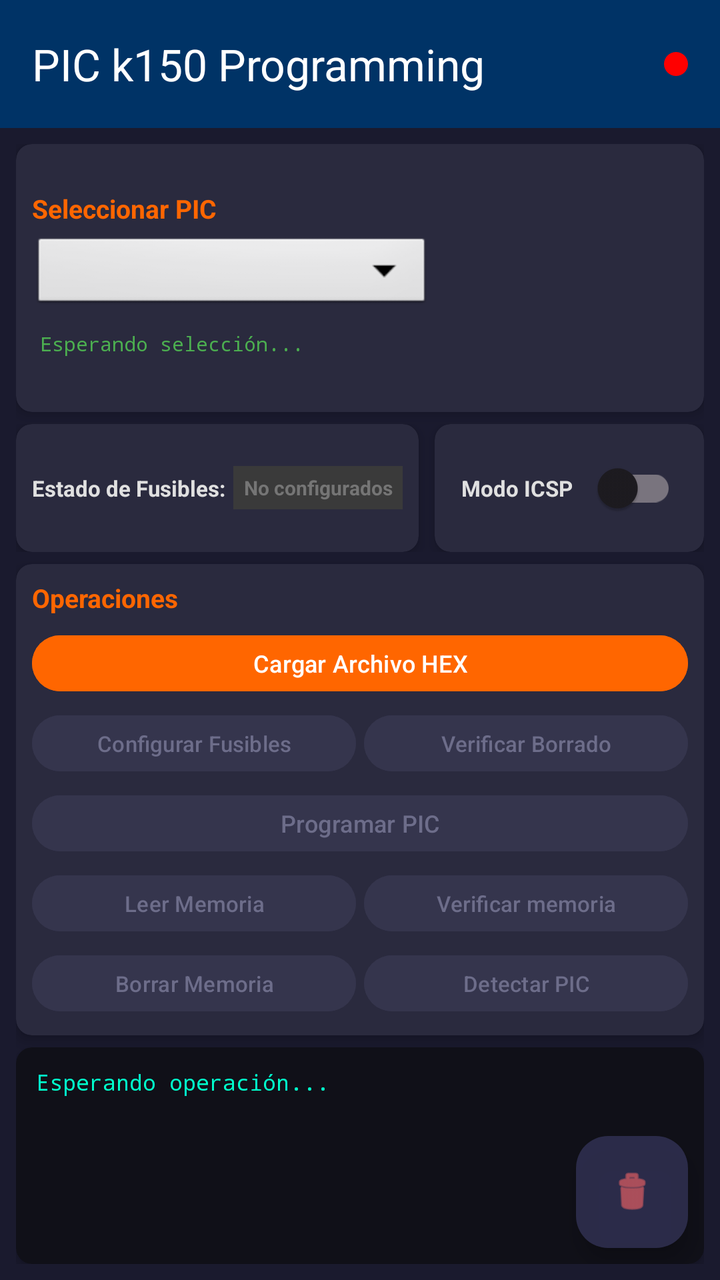
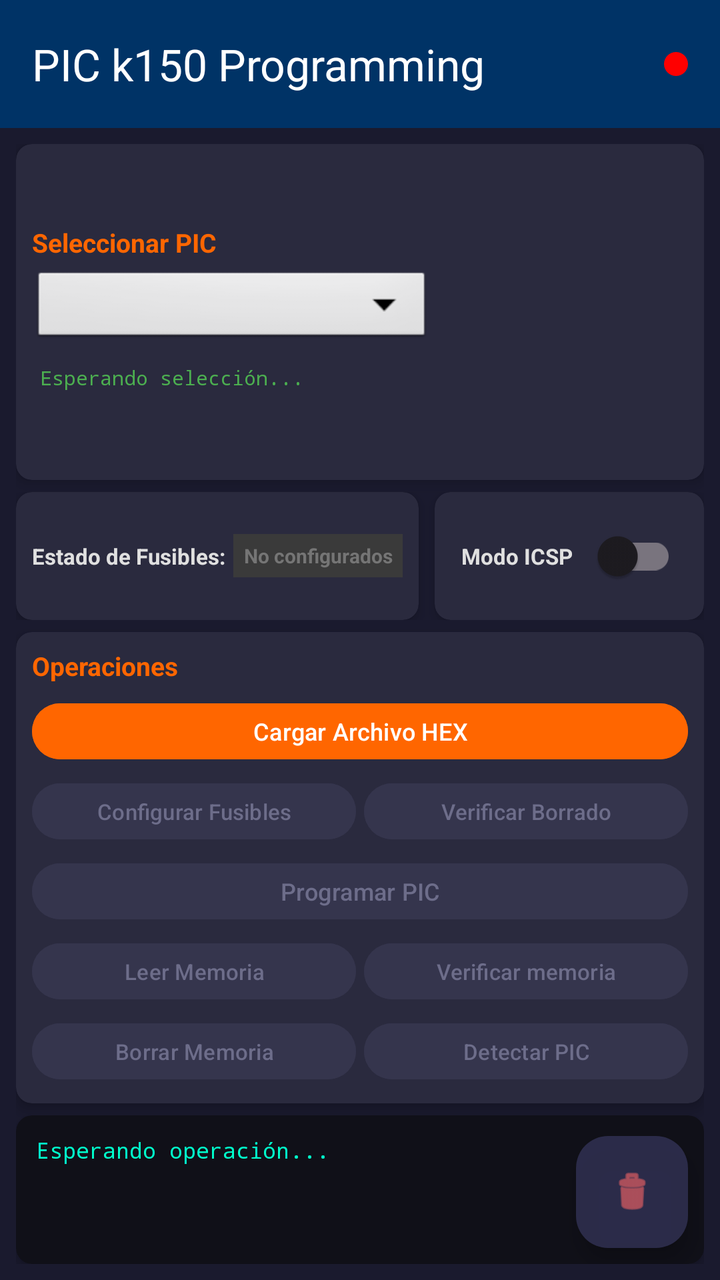

Compare the two renders of this Android layout. The source of the first and the diff that turns it into the second are given below.
<!-- AndroidManifest.xml: application theme Theme.PICk150Programing -->
<!-- res/layout/activity_main.xml -->
<?xml version="1.0" encoding="utf-8"?>
<androidx.constraintlayout.widget.ConstraintLayout
    xmlns:android="http://schemas.android.com/apk/res/android"
    xmlns:app="http://schemas.android.com/apk/res-auto"
    xmlns:tools="http://schemas.android.com/tools"
    android:id="@+id/main"
    android:layout_width="match_parent"
    android:layout_height="match_parent"
    android:background="#1A1A2E"
    tools:context=".MainActivity">

    
    <com.google.android.material.appbar.AppBarLayout
        android:id="@+id/appBarLayout"
        android:layout_width="0dp"
        android:layout_height="wrap_content"
        android:elevation="8dp"
        app:layout_constraintEnd_toEndOf="parent"
        app:layout_constraintStart_toStartOf="parent"
        app:layout_constraintTop_toTopOf="parent">

        <androidx.appcompat.widget.Toolbar
            android:id="@+id/toolbar"
            android:layout_width="match_parent"
            android:layout_height="?attr/actionBarSize"
            android:background="#003366"
            android:elevation="8dp"
            app:titleTextColor="#FFFFFF"
            app:title="@string/app_name">

            <View
                android:id="@+id/connectionIndicator"
                android:layout_width="12dp"
                android:layout_height="12dp"
                android:layout_gravity="end"
                android:layout_marginEnd="16dp"
                android:background="@drawable/connection_indicator" />
        </androidx.appcompat.widget.Toolbar>
    </com.google.android.material.appbar.AppBarLayout>

    
    <LinearLayout
        android:id="@+id/mainContentLayout"
        android:layout_width="0dp"
        android:layout_height="0dp"
        android:orientation="vertical"
        android:padding="8dp"
        app:layout_constraintTop_toBottomOf="@+id/appBarLayout"
        app:layout_constraintBottom_toTopOf="@+id/bannerContainer"
        app:layout_constraintStart_toStartOf="parent"
        app:layout_constraintEnd_toEndOf="parent">

        
        <androidx.cardview.widget.CardView
            android:layout_width="match_parent"
            android:layout_height="wrap_content"
            android:layout_marginBottom="6dp"
            app:cardBackgroundColor="#2A2A3E"
            app:cardCornerRadius="8dp"
            app:cardElevation="4dp">

            <LinearLayout
                android:layout_width="match_parent"
                android:layout_height="wrap_content"
                android:orientation="horizontal"
                android:padding="8dp"
                android:baselineAligned="false"
                android:gravity="center_vertical">

                
                <LinearLayout
                    android:layout_width="0dp"
                    android:layout_height="wrap_content"
                    android:layout_weight="1"
                    android:orientation="vertical">

                    <TextView
                        android:layout_width="wrap_content"
                        android:layout_height="wrap_content"
                        android:layout_marginBottom="4dp"
                        android:text="@string/seleccionar_chip_pic"
                        android:textColor="#FF6600"
                        android:textSize="13sp"
                        android:textStyle="bold" />

                    <Spinner
                        android:id="@+id/chipSpinner"
                        android:layout_width="match_parent"
                        android:layout_height="40dp"
                        android:layout_marginBottom="4dp"
                        android:background="@android:drawable/btn_dropdown"
                        android:paddingStart="8dp"
                        android:paddingEnd="8dp"
                        android:spinnerMode="dropdown" />

                    <TextView
                        android:id="@+id/chipInfoTextView"
                        android:layout_width="match_parent"
                        android:layout_height="wrap_content"
                        android:fontFamily="monospace"
                        android:padding="4dp"
                        android:text="@string/esperando_seleccion"
                        android:textColor="#4CAF50"
                        android:textSize="10sp" />
                </LinearLayout>

                
                <ImageView
                    android:id="@+id/chipSocketImageView"
                    android:layout_width="120dp"
                    android:layout_height="110dp"
                    android:layout_marginStart="8dp"
                    android:layout_marginTop="4dp"
                    android:layout_marginBottom="4dp"
                    android:contentDescription="Socket Diagram"
                    android:scaleType="fitCenter"
                    android:visibility="visible" />
            </LinearLayout>
        </androidx.cardview.widget.CardView>

        
        <LinearLayout
            android:layout_width="match_parent"
            android:layout_height="wrap_content"
            android:orientation="horizontal"
            android:layout_marginBottom="6dp"
            android:gravity="center_vertical">

            
            <androidx.cardview.widget.CardView
                android:layout_width="0dp"
                android:layout_height="match_parent"
                android:layout_weight="1.2"
                android:layout_marginEnd="4dp"
                app:cardBackgroundColor="#2A2A3E"
                app:cardCornerRadius="8dp"
                app:cardElevation="4dp">

                <LinearLayout
                    android:layout_width="match_parent"
                    android:layout_height="match_parent"
                    android:orientation="horizontal"
                    android:padding="8dp"
                    android:gravity="center_vertical">

                    <TextView
                        android:layout_width="wrap_content"
                        android:layout_height="wrap_content"
                        android:text="@string/estado_fusibles"
                        android:textColor="#E0E0E0"
                        android:textSize="11sp"
                        android:textStyle="bold"
                        android:layout_marginEnd="4dp" />

                    <TextView
                        android:id="@+id/fuseStatusTextView"
                        android:layout_width="0dp"
                        android:layout_height="wrap_content"
                        android:layout_weight="1"
                        android:text="@string/fuses_no_configurados"
                        android:textColor="#757575"
                        android:textSize="10sp"
                        android:textStyle="bold"
                        android:gravity="center"
                        android:paddingStart="4dp"
                        android:paddingEnd="4dp"
                        android:paddingTop="4dp"
                        android:paddingBottom="4dp"
                        android:background="#3A3A3A"
                        android:ellipsize="end"
                        android:singleLine="true" />
                </LinearLayout>
            </androidx.cardview.widget.CardView>

            
            <androidx.cardview.widget.CardView
                android:layout_width="0dp"
                android:layout_height="match_parent"
                android:layout_weight="0.8"
                android:layout_marginStart="4dp"
                app:cardBackgroundColor="#2A2A3E"
                app:cardCornerRadius="8dp"
                app:cardElevation="4dp">

                <LinearLayout
                    android:layout_width="match_parent"
                    android:layout_height="match_parent"
                    android:orientation="horizontal"
                    android:padding="8dp"
                    android:gravity="center">

                    <TextView
                        android:layout_width="wrap_content"
                        android:layout_height="wrap_content"
                        android:text="@string/modo_icsp"
                        android:textColor="#E0E0E0"
                        android:textSize="11sp"
                        android:textStyle="bold"
                        android:layout_marginEnd="4dp" />

                    <androidx.appcompat.widget.SwitchCompat
                        android:id="@+id/swModeICSP"
                        android:layout_width="wrap_content"
                        android:layout_height="wrap_content"
                        android:thumbTint="#FFFFFF"
                        android:trackTint="#90EE90" />
                </LinearLayout>
            </androidx.cardview.widget.CardView>

        </LinearLayout>

        
        <androidx.cardview.widget.CardView
            android:layout_width="match_parent"
            android:layout_height="wrap_content"
            android:layout_marginBottom="6dp"
            app:cardBackgroundColor="#2A2A3E"
            app:cardCornerRadius="8dp"
            app:cardElevation="4dp">

            <LinearLayout
                android:layout_width="match_parent"
                android:layout_height="wrap_content"
                android:orientation="vertical"
                android:padding="8dp">

                <TextView
                    android:layout_width="wrap_content"
                    android:layout_height="wrap_content"
                    android:layout_marginBottom="6dp"
                    android:text="@string/operaciones"
                    android:textColor="#FF6600"
                    android:textSize="13sp"
                    android:textStyle="bold" />

                
                <Button
                    android:id="@+id/btnSelectHex"
                    android:layout_width="match_parent"
                    android:layout_height="36dp"
                    android:layout_marginBottom="4dp"
                    android:backgroundTint="#FF6600"
                    android:text="@string/cargar_archivo_hex"
                    android:textColor="#FFFFFF"
                    android:textSize="12sp"
                    android:paddingTop="0dp"
                    android:paddingBottom="0dp" />

                
                <LinearLayout
                    android:layout_width="match_parent"
                    android:layout_height="wrap_content"
                    android:layout_marginBottom="4dp"
                    android:orientation="horizontal">

                    <Button
                        android:id="@+id/btnConfigureFuses"
                        android:layout_width="0dp"
                        android:layout_height="36dp"
                        android:layout_marginEnd="2dp"
                        android:layout_weight="1"
                        android:backgroundTint="#35354D"
                        android:enabled="false"
                        android:text="@string/configurar_fusibles"
                        android:textColor="#6D6D8A"
                        android:textSize="11sp"
                        android:paddingTop="0dp"
                        android:paddingBottom="0dp" />

                    <Button
                        android:id="@+id/btnBlankCheck"
                        android:layout_width="0dp"
                        android:layout_height="36dp"
                        android:layout_marginStart="2dp"
                        android:layout_weight="1"
                        android:backgroundTint="#35354D"
                        android:enabled="false"
                        android:text="@string/verificar_borrado"
                        android:textColor="#6D6D8A"
                        android:textSize="11sp"
                        android:paddingTop="0dp"
                        android:paddingBottom="0dp" />
                </LinearLayout>

                
                <Button
                    android:id="@+id/btnProgramarPic"
                    android:layout_width="match_parent"
                    android:layout_height="36dp"
                    android:layout_marginBottom="4dp"
                    android:backgroundTint="#35354D"
                    android:enabled="false"
                    android:text="@string/programar_pic"
                    android:textColor="#6D6D8A"
                    android:textSize="12sp"
                    android:paddingTop="0dp"
                    android:paddingBottom="0dp" />

                
                <LinearLayout
                    android:layout_width="match_parent"
                    android:layout_height="wrap_content"
                    android:layout_marginBottom="4dp"
                    android:orientation="horizontal">

                    <Button
                        android:id="@+id/btnLeerMemoriaDeLPic"
                        android:layout_width="0dp"
                        android:layout_height="36dp"
                        android:layout_marginEnd="2dp"
                        android:layout_weight="1"
                        android:backgroundTint="#35354D"
                        android:enabled="false"
                        android:text="@string/leer_memoria"
                        android:textColor="#6D6D8A"
                        android:textSize="11sp"
                        android:paddingTop="0dp"
                        android:paddingBottom="0dp" />

                    <Button
                        android:id="@+id/btnVerificarMemoriaDelPic"
                        android:layout_width="0dp"
                        android:layout_height="36dp"
                        android:layout_marginStart="2dp"
                        android:layout_weight="1"
                        android:backgroundTint="#35354D"
                        android:enabled="false"
                        android:text="@string/verificar"
                        android:textColor="#6D6D8A"
                        android:textSize="11sp"
                        android:paddingTop="0dp"
                        android:paddingBottom="0dp" />
                </LinearLayout>

                
                <LinearLayout
                    android:layout_width="match_parent"
                    android:layout_height="wrap_content"
                    android:orientation="horizontal">

                    <Button
                        android:id="@+id/btnBorrarMemoriaDeLPic"
                        android:layout_width="0dp"
                        android:layout_height="36dp"
                        android:layout_marginEnd="2dp"
                        android:layout_weight="1"
                        android:backgroundTint="#35354D"
                        android:enabled="false"
                        android:text="@string/borrar_memoria"
                        android:textColor="#6D6D8A"
                        android:textSize="11sp"
                        android:paddingTop="0dp"
                        android:paddingBottom="0dp" />

                    <Button
                        android:id="@+id/btnDetectarPic"
                        android:layout_width="0dp"
                        android:layout_height="36dp"
                        android:layout_marginStart="2dp"
                        android:layout_weight="1"
                        android:backgroundTint="#35354D"
                        android:enabled="false"
                        android:text="@string/detectar_pic"
                        android:textColor="#6D6D8A"
                        android:textSize="11sp"
                        android:paddingTop="0dp"
                        android:paddingBottom="0dp" />
                </LinearLayout>
            </LinearLayout>
        </androidx.cardview.widget.CardView>

        
        <androidx.cardview.widget.CardView
            android:layout_width="match_parent"
            android:layout_height="0dp"
            android:layout_weight="1"
            app:cardBackgroundColor="#101018"
            app:cardCornerRadius="8dp"
            app:cardElevation="4dp">

            
            <FrameLayout
                android:layout_width="match_parent"
                android:layout_height="match_parent">

                
                <ScrollView
                    android:id="@+id/logScrollView"
                    android:layout_width="match_parent"
                    android:layout_height="match_parent"
                    android:fillViewport="true"
                    android:scrollbars="vertical">

                    <TextView
                        android:id="@+id/processStatusTextView"
                        android:layout_width="match_parent"
                        android:layout_height="wrap_content"
                        android:fontFamily="monospace"
                        android:gravity="start|top"
                        android:padding="10dp"
                        android:paddingBottom="48dp"
                        android:text="@string/esperando_operacion"
                        android:textColor="#00FFCC"
                        android:textSize="11sp" />
                </ScrollView>

                
                <com.google.android.material.floatingactionbutton.FloatingActionButton
                    android:id="@+id/btnLimpiarLog"
                    android:layout_width="wrap_content"
                    android:layout_height="wrap_content"
                    android:layout_gravity="bottom|end"
                    android:layout_margin="8dp"
                    android:contentDescription="Limpiar log"
                    app:srcCompat="@android:drawable/ic_menu_delete"
                    app:backgroundTint="#CC333355"
                    app:fabSize="mini"
                    app:tint="#FF6666" />

            </FrameLayout>
        </androidx.cardview.widget.CardView>

        
        <LinearLayout
            android:id="@+id/romDataContainer"
            android:layout_width="match_parent"
            android:layout_height="wrap_content"
            android:orientation="vertical"
            android:visibility="gone" />

        <LinearLayout
            android:id="@+id/eepromDataContainer"
            android:layout_width="match_parent"
            android:layout_height="wrap_content"
            android:orientation="vertical"
            android:visibility="gone" />

    </LinearLayout>

    
    <FrameLayout
        android:id="@+id/bannerContainer"
        android:layout_width="0dp"
        android:layout_height="wrap_content"
        app:layout_constraintBottom_toBottomOf="parent"
        app:layout_constraintEnd_toEndOf="parent"
        app:layout_constraintStart_toStartOf="parent" />

</androidx.constraintlayout.widget.ConstraintLayout>
<!-- resources referenced by this layout -->
<resources>
  <!-- drawable connection_indicator (drawable) -->
  <?xml version="1.0" encoding="utf-8"?>
  <shape xmlns:android="http://schemas.android.com/apk/res/android"
      android:shape="oval">
      <solid android:color="#FF0000" />
      <size android:width="12dp" android:height="12dp" />
  </shape>
  <string name="app_name">PIC k150 Programming</string>
  <string name="borrar_memoria">Borrar Memoria</string>
  <string name="cargar_archivo_hex">Cargar Archivo HEX</string>
  <string name="configurar_fusibles">Configurar Fusibles</string>
  <string name="detectar_pic">Detectar PIC</string>
  <string name="esperando_operacion">Esperando operación...</string>
  <string name="esperando_seleccion">Esperando selección...</string>
  <string name="estado_fusibles">Estado de Fusibles:</string>
  <string name="fuses_no_configurados">No configurados</string>
  <string name="leer_memoria">Leer Memoria</string>
  <string name="modo_icsp">Modo ICSP</string>
  <string name="operaciones">Operaciones</string>
  <string name="programar_pic">Programar PIC</string>
  <string name="seleccionar_chip_pic">Seleccionar PIC</string>
  <string name="verificar">Verificar memoria</string>
  <string name="verificar_borrado">Verificar Borrado</string>
  <style name="Theme.PICk150Programing" parent="Base.Theme.PICk150Programing" />
  <style name="Base.Theme.PICk150Programing" parent="Theme.Material3.DayNight.NoActionBar">
          
          
          
          
          <item name="android:statusBarColor">@android:color/transparent</item>
          <item name="android:navigationBarColor">@android:color/transparent</item>
          <item name="android:windowLightStatusBar" tools:targetApi="m">true</item>
          <item name="android:windowLightNavigationBar" tools:targetApi="o_mr1">true</item>
      </style>
</resources>

<!-- the commit's change to res/layout/activity_main.xml (unified diff, before → after) -->
@@ -108,7 +108,7 @@
                 <ImageView
                     android:id="@+id/chipSocketImageView"
                     android:layout_width="120dp"
-                    android:layout_height="110dp"
+                    android:layout_height="144dp"
                     android:layout_marginStart="8dp"
                     android:layout_marginTop="4dp"
                     android:layout_marginBottom="4dp"
